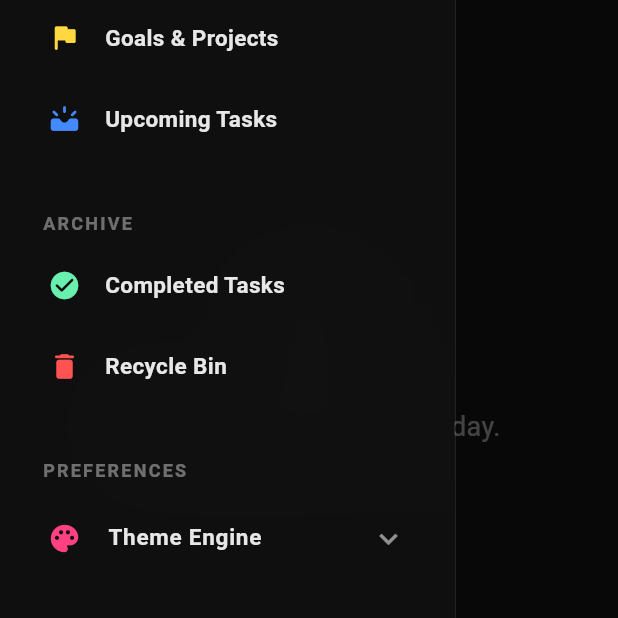
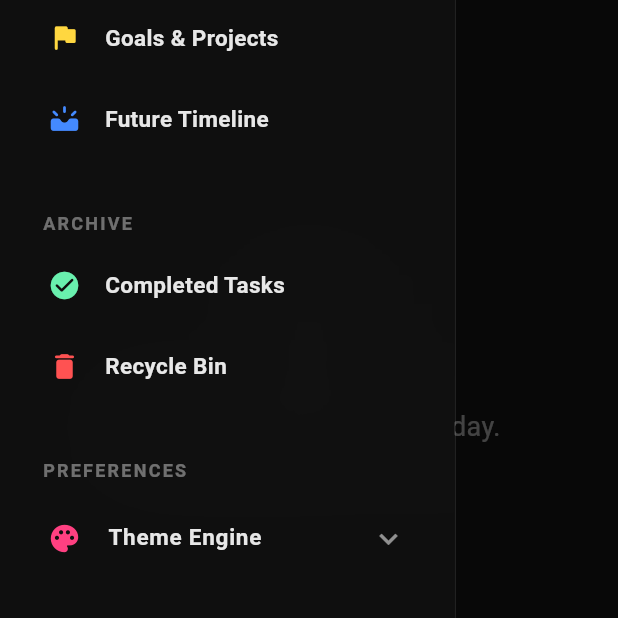
Before and after one commit to AniruddhaMJois/karaneeyani, a Flutter app: the CalendarScreen screen opened directly, with the side drawer open, on a phone screen of 412 x 824 dp, the part 387-1005 px from its top. Run offline on Flutter 3.47's test engine with Material 3 defaults, Android fonts, the phone set to English and light mode, and no system bars; our stand-ins replace cloud_firestore, firebase_auth, firebase_core, flutter_animate, flutter_local_notifications, google_sign_in and 3 more; missing offline and left inert: alarm; accounts and stored records are empty; generated files the repository leaves out were written again; network calls fail.

Commit message:
feat: rename Upcoming Tasks to Future Timeline

```diff
--- a/lib/screens/sorted_tasks_screen.dart
+++ b/lib/screens/sorted_tasks_screen.dart
@@ -55,7 +55,7 @@ class _SortedTasksScreenState extends State<SortedTasksScreen> {
     return Scaffold(
       backgroundColor: theme.surface,
       appBar: AppBar(
-        title: const Text('Calendar View', style: TextStyle(fontWeight: FontWeight.bold)),
+        title: const Text('Future Timeline', style: TextStyle(fontWeight: FontWeight.bold)),
         backgroundColor: Colors.transparent,
         elevation: 0,
       ),
--- a/lib/widgets/custom_drawer.dart
+++ b/lib/widgets/custom_drawer.dart
@@ -48,7 +48,7 @@ class CustomDrawer extends StatelessWidget {
                           _buildNavItem(context, icon: Icons.dashboard_rounded, title: 'Dashboard', onTap: () => Navigator.pop(context), color: Colors.white),
                           _buildNavItem(context, icon: Icons.event_note_rounded, title: 'Calendar', onTap: () => _navigate(context, const CalendarScreen()), color: Colors.purpleAccent),
                           _buildNavItem(context, icon: Icons.flag_rounded, title: 'Goals & Projects', onTap: () => _navigate(context, const GoalsScreen()), color: Colors.amberAccent),
-                          _buildNavItem(context, icon: Icons.upcoming_rounded, title: 'Upcoming Tasks', onTap: () => _navigate(context, const SortedTasksScreen()), color: Colors.blueAccent),
+                          _buildNavItem(context, icon: Icons.upcoming_rounded, title: 'Future Timeline', onTap: () => _navigate(context, const SortedTasksScreen()), color: Colors.blueAccent),
 
                           const SizedBox(height: 24),
                           _buildSectionHeader('ARCHIVE'),
```
